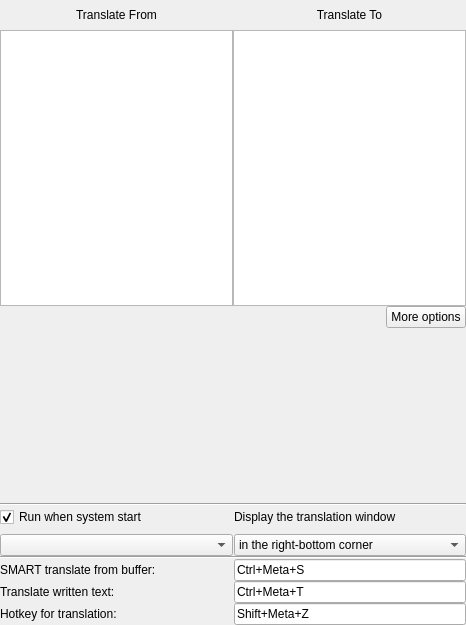
Old version of the form widget.ui in the repository NeiroNext/QuickTranslator.
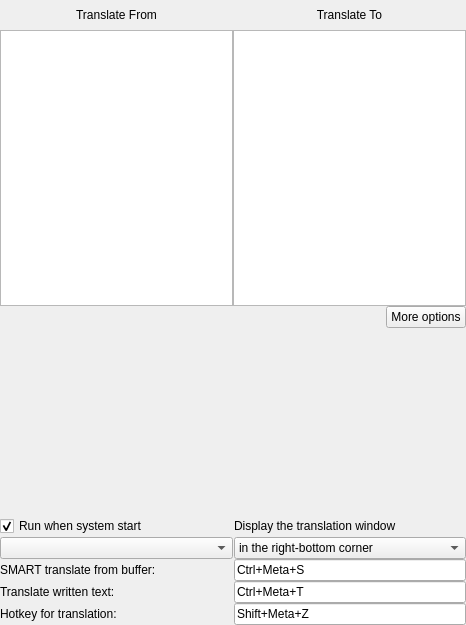
New version of the form. Icons and pictures are not drawn.

```diff
--- a/widget.ui
+++ b/widget.ui
@@ -267,13 +267,6 @@
          </property>
         </spacer>
        </item>
-       <item>
-        <widget class="Line" name="line_2">
-         <property name="orientation">
-          <enum>Qt::Horizontal</enum>
-         </property>
-        </widget>
-       </item>
        <item>
         <layout class="QHBoxLayout" name="horizontalLayout_6">
          <property name="spacing">
@@ -281,6 +274,9 @@
          </property>
          <item>
           <layout class="QVBoxLayout" name="verticalLayout_3">
+           <property name="spacing">
+            <number>0</number>
+           </property>
            <item>
             <widget class="QCheckBox" name="autorun_cb">
              <property name="sizePolicy">
@@ -335,6 +331,9 @@
          </item>
          <item>
           <layout class="QVBoxLayout" name="verticalLayout_4">
+           <property name="spacing">
+            <number>0</number>
+           </property>
            <item>
             <widget class="QLabel" name="info_type_l">
              <property name="sizePolicy">
@@ -398,16 +397,6 @@
          </item>
         </layout>
        </item>
-       <item>
-        <widget class="Line" name="line">
-         <property name="layoutDirection">
-          <enum>Qt::LeftToRight</enum>
-         </property>
-         <property name="orientation">
-          <enum>Qt::Horizontal</enum>
-         </property>
-        </widget>
-       </item>
        <item>
         <layout class="QHBoxLayout" name="horizontalLayout_smart">
          <property name="spacing">
```
Left out of the diff: 2 changed lines with no effect on the pictures.
